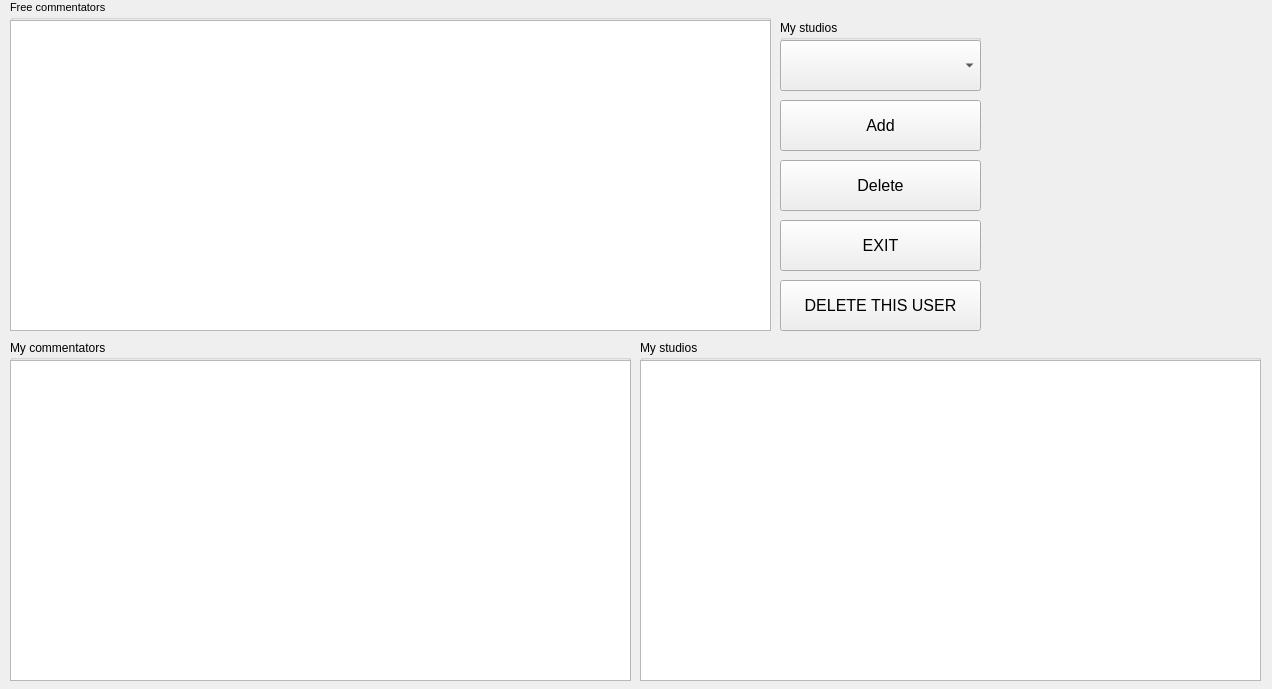
Before: the Qt Designer form DataBaseCybersport/StudioWindow.ui in Inlucker/DataBaseCybersport, drawn with Qt 5.
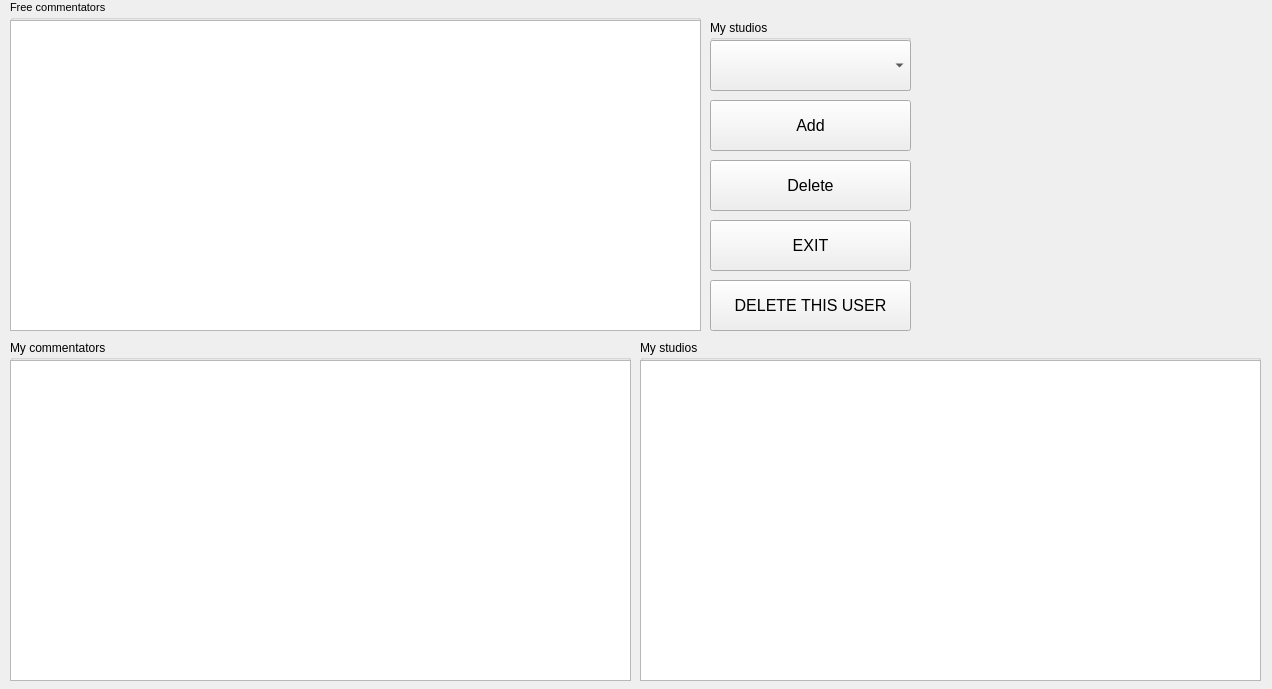
After: the same form once the commit is applied.

Patch:
```diff
--- a/DataBaseCybersport/StudioWindow.ui
+++ b/DataBaseCybersport/StudioWindow.ui
@@ -16,7 +16,7 @@
   <widget class="QPushButton" name="delete_btn">
    <property name="geometry">
     <rect>
-     <x>780</x>
+     <x>710</x>
      <y>160</y>
      <width>201</width>
      <height>51</height>
@@ -34,7 +34,7 @@
   <widget class="QPushButton" name="exit_btn">
    <property name="geometry">
     <rect>
-     <x>780</x>
+     <x>710</x>
      <y>220</y>
      <width>201</width>
      <height>51</height>
@@ -52,7 +52,7 @@
   <widget class="QPushButton" name="add_btn">
    <property name="geometry">
     <rect>
-     <x>780</x>
+     <x>710</x>
      <y>100</y>
      <width>201</width>
      <height>51</height>
@@ -95,7 +95,7 @@
     <rect>
      <x>10</x>
      <y>0</y>
-     <width>761</width>
+     <width>691</width>
      <height>331</height>
     </rect>
    </property>
@@ -112,7 +112,7 @@
      <rect>
       <x>0</x>
       <y>20</y>
-      <width>761</width>
+      <width>691</width>
       <height>311</height>
      </rect>
     </property>
@@ -144,7 +144,7 @@
   <widget class="QPushButton" name="delete_user_btn">
    <property name="geometry">
     <rect>
-     <x>780</x>
+     <x>710</x>
      <y>280</y>
      <width>201</width>
      <height>51</height>
@@ -162,7 +162,7 @@
   <widget class="QGroupBox" name="groupBox_4">
    <property name="geometry">
     <rect>
-     <x>780</x>
+     <x>710</x>
      <y>20</y>
      <width>201</width>
      <height>71</height>
```
